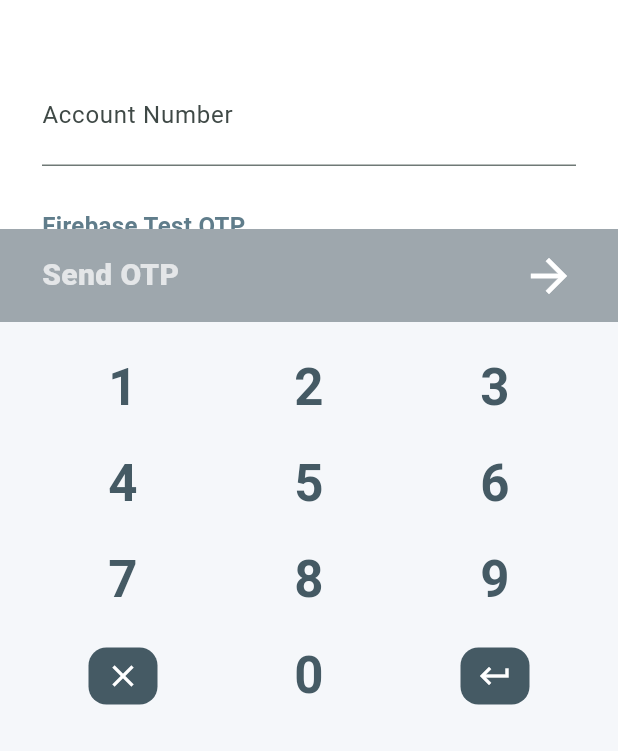
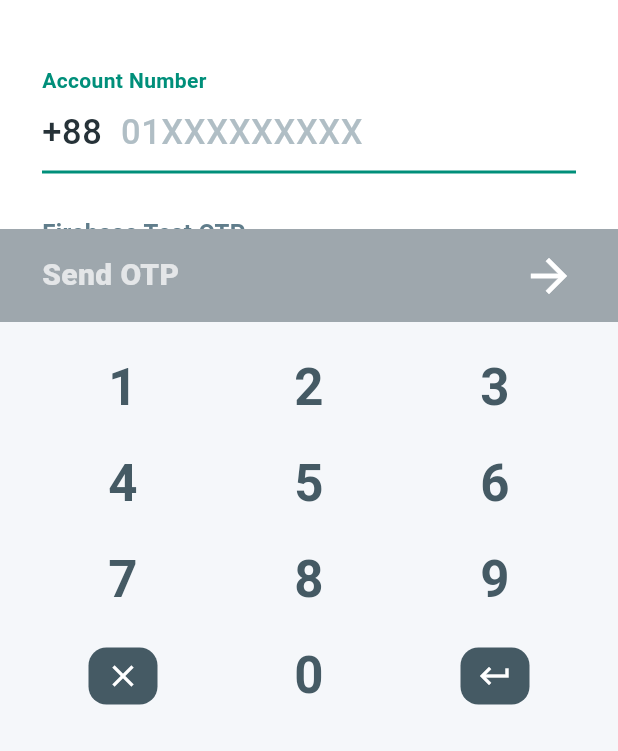
Before and after one commit to masud-rana-pro/mobile-banking-app, a Flutter app: the screen it shows after launch, on a phone screen of 412 x 824 dp, the part 485-1236 px from its top. Run offline on Flutter 3.47's test engine with Material 3 defaults, Android fonts, the phone set to English and light mode, and no system bars; our stand-ins replace dio, firebase_auth, firebase_core, flutter_riverpod, flutter_secure_storage, go_router and 1 more; accounts and stored records are empty.

Commit message:
fix: harden login connectivity and keypad input

```diff
--- a/apps/mobile/lib/app/config/app_config.dart
+++ b/apps/mobile/lib/app/config/app_config.dart
@@ -7,6 +7,11 @@ class AppConfig {
     'SMARTKASH_API_BASE_URL',
     defaultValue: 'http://127.0.0.1:8080',
   );
+  static const backendFallbackBaseUrls = [
+    'http://127.0.0.1:8080',
+    'http://10.0.2.2:8080',
+    'http://192.168.0.102:8080',
+  ];
   static const apiConnectTimeout = Duration(seconds: 45);
   static const apiReceiveTimeout = Duration(seconds: 60);
 }
--- a/apps/mobile/lib/features/auth/presentation/login_screen.dart
+++ b/apps/mobile/lib/features/auth/presentation/login_screen.dart
@@ -16,9 +16,12 @@ class LoginScreen extends ConsumerStatefulWidget {
   ConsumerState<LoginScreen> createState() => _LoginScreenState();
 }
 
+enum _LoginInputTarget { phone, otp }
+
 class _LoginScreenState extends ConsumerState<LoginScreen> {
   final TextEditingController _phoneController = TextEditingController();
   String _otpCode = '';
+  _LoginInputTarget _inputTarget = _LoginInputTarget.phone;
 
   bool get _canSendOtp => _phoneController.text.trim().length >= 10;
   bool get _canContinue =>
@@ -37,6 +40,16 @@ class _LoginScreenState extends ConsumerState<LoginScreen> {
   }
 
   void _onNumberTap(String value) {
+    if (_inputTarget == _LoginInputTarget.phone) {
+      final currentDigits =
+          _phoneController.text.replaceAll(RegExp(r'[^0-9]'), '');
+      if (currentDigits.length >= 11) {
+        return;
+      }
+      setState(() => _phoneController.text = currentDigits + value);
+      return;
+    }
+
     if (_otpCode.length >= 6) {
       return;
     }
@@ -45,6 +58,19 @@ class _LoginScreenState extends ConsumerState<LoginScreen> {
   }
 
   void _onBackspace() {
+    if (_inputTarget == _LoginInputTarget.phone) {
+      final currentDigits =
+          _phoneController.text.replaceAll(RegExp(r'[^0-9]'), '');
+      if (currentDigits.isEmpty) {
+        return;
+      }
+      setState(() {
+        _phoneController.text =
+            currentDigits.substring(0, currentDigits.length - 1);
+      });
+      return;
+    }
+
     if (_otpCode.isEmpty) {
       return;
     }
@@ -82,6 +108,9 @@ class _LoginScreenState extends ConsumerState<LoginScreen> {
         return;
       }
       await controller.sendLoginOtp(_normalizedPhoneNumber());
+      if (mounted) {
+        setState(() => _inputTarget = _LoginInputTarget.otp);
+      }
       return;
     }
 
@@ -94,7 +123,10 @@ class _LoginScreenState extends ConsumerState<LoginScreen> {
   }
 
   void _fillTestOtp() {
-    setState(() => _otpCode = '123456');
+    setState(() {
+      _inputTarget = _LoginInputTarget.otp;
+      _otpCode = '123456';
+    });
   }
 
   void _showMessage(String message) {
@@ -143,11 +175,27 @@ class _LoginScreenState extends ConsumerState<LoginScreen> {
                     _PhoneField(
                       controller: _phoneController,
                       enabled: !authState.isLoading && !authState.isOtpSent,
+                      isActive: _inputTarget == _LoginInputTarget.phone,
+                      onTap: () {
+                        if (!authState.isLoading && !authState.isOtpSent) {
+                          setState(
+                            () => _inputTarget = _LoginInputTarget.phone,
+                          );
+                        }
+                      },
                     ),
                     const SizedBox(height: 28),
                     _OtpPreview(
                       otpCode: _otpCode,
                       enabled: authState.isOtpSent,
+                      isActive: _inputTarget == _LoginInputTarget.otp,
+                      onTap: () {
+                        if (canVerifyOtp) {
+                          setState(
+                            () => _inputTarget = _LoginInputTarget.otp,
+                          );
+                        }
+                      },
                     ),
                     const SizedBox(height: 22),
                     TextButton(
@@ -274,28 +322,74 @@ class _PhoneField extends StatelessWidget {
   const _PhoneField({
     required this.controller,
     required this.enabled,
+    required this.isActive,
+    required this.onTap,
   });
 
   final TextEditingController controller;
   final bool enabled;
+  final bool isActive;
+  final VoidCallback onTap;
 
   @override
   Widget build(BuildContext context) {
-    return TextField(
-      controller: controller,
-      enabled: enabled,
-      keyboardType: TextInputType.phone,
-      decoration: const InputDecoration(
-        labelText: 'Account Number',
-        prefixText: '+88  ',
-        hintText: '01XXXXXXXXX',
-        border: UnderlineInputBorder(),
+    final value = controller.text.trim();
+    return InkWell(
+      onTap: enabled ? onTap : null,
+      child: AnimatedContainer(
+        duration: const Duration(milliseconds: 160),
+        padding: const EdgeInsets.only(bottom: 9),
+        decoration: BoxDecoration(
+          border: Border(
+            bottom: BorderSide(
+              color:
+                  isActive ? const Color(0xFF008F7A) : const Color(0xFF90A4AE),
+              width: isActive ? 2 : 1,
             ),
-      style: const TextStyle(
+          ),
+        ),
+        child: Column(
+          crossAxisAlignment: CrossAxisAlignment.start,
+          children: [
+            Text(
+              'Account Number',
+              style: TextStyle(
+                color: isActive
+                    ? const Color(0xFF008F7A)
+                    : const Color(0xFF607D8B),
+                fontSize: 14,
+                fontWeight: FontWeight.w700,
+              ),
+            ),
+            const SizedBox(height: 8),
+            Row(
+              children: [
+                const Text(
+                  '+88  ',
+                  style: TextStyle(
                     fontSize: 23,
                     color: Color(0xFF263238),
                     letterSpacing: 0.4,
                     fontWeight: FontWeight.w500,
+                  ),
+                ),
+                Expanded(
+                  child: Text(
+                    value.isEmpty ? '01XXXXXXXXX' : value,
+                    style: TextStyle(
+                      fontSize: 23,
+                      color: value.isEmpty
+                          ? const Color(0xFFB0BEC5)
+                          : const Color(0xFF263238),
+                      letterSpacing: 0.4,
+                      fontWeight: FontWeight.w500,
+                    ),
+                  ),
+                ),
+              ],
+            ),
+          ],
+        ),
       ),
     );
   }
@@ -305,20 +399,27 @@ class _OtpPreview extends StatelessWidget {
   const _OtpPreview({
     required this.otpCode,
     required this.enabled,
+    required this.isActive,
+    required this.onTap,
   });
 
   final String otpCode;
   final bool enabled;
+  final bool isActive;
+  final VoidCallback onTap;
 
   @override
   Widget build(BuildContext context) {
-    return Column(
+    return InkWell(
+      onTap: enabled ? onTap : null,
+      child: Column(
         crossAxisAlignment: CrossAxisAlignment.start,
         children: [
-        const Text(
+          Text(
             'Firebase Test OTP',
             style: TextStyle(
-            color: Color(0xFF607D8B),
+              color:
+                  isActive ? const Color(0xFF008F7A) : const Color(0xFF607D8B),
               fontSize: 16,
               fontWeight: FontWeight.w700,
             ),
@@ -330,9 +431,14 @@ class _OtpPreview extends StatelessWidget {
                 child: Container(
                   height: 48,
                   alignment: Alignment.centerLeft,
-                decoration: const BoxDecoration(
+                  decoration: BoxDecoration(
                     border: Border(
-                    bottom: BorderSide(color: Color(0xFFE0E6EB)),
+                      bottom: BorderSide(
+                        color: isActive
+                            ? const Color(0xFF008F7A)
+                            : const Color(0xFFE0E6EB),
+                        width: isActive ? 2 : 1,
+                      ),
                     ),
                   ),
                   child: Text(
@@ -361,6 +467,7 @@ class _OtpPreview extends StatelessWidget {
             ],
           ),
         ],
+      ),
     );
   }
 }
```
Also changed, not shown: apps/mobile/lib/core/network/api_client.dart (+73 -1 lines). Lines whose indentation alone changed are shown as unchanged.
